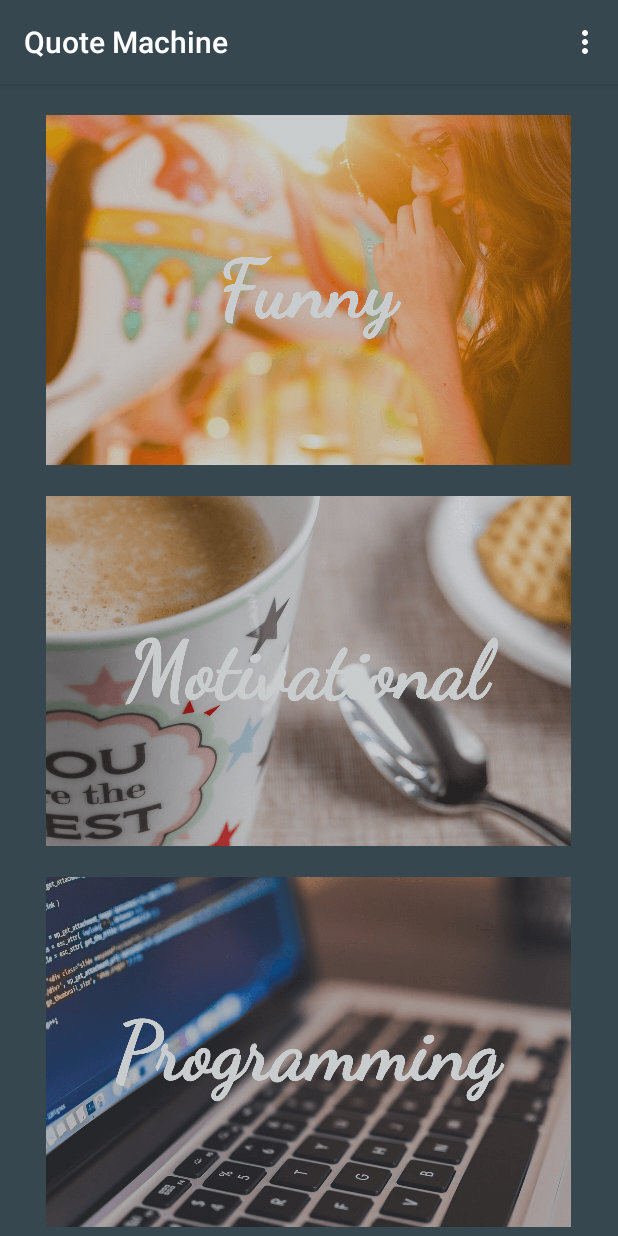
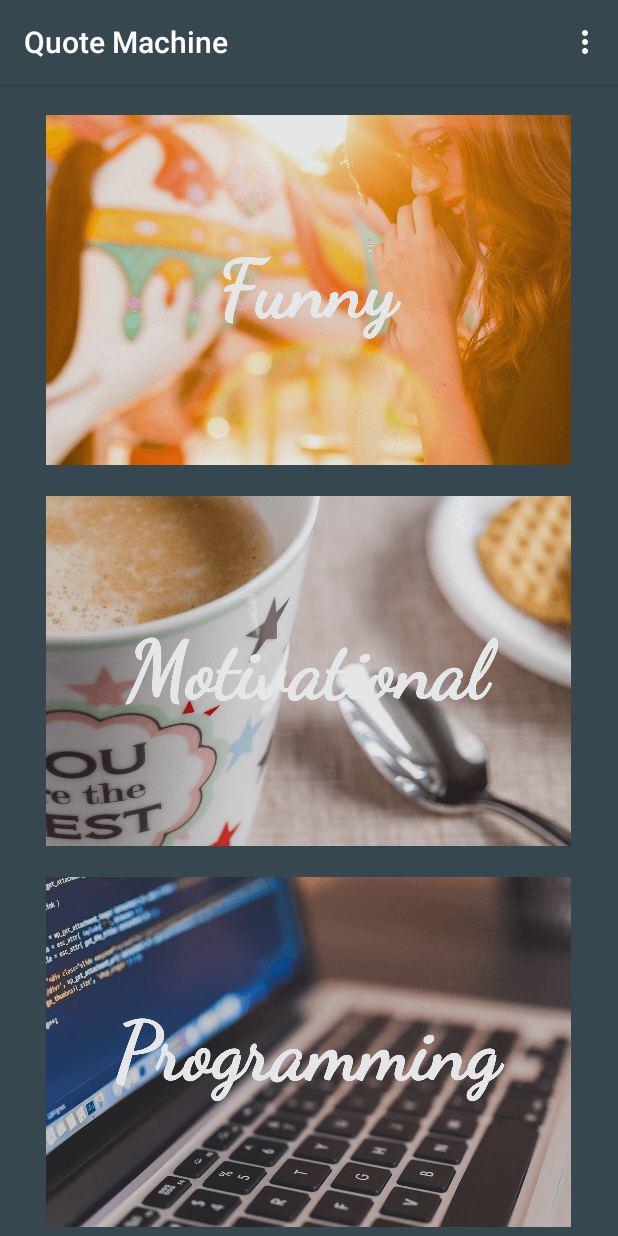
Before and after one commit to AbhayKV04/android-quote-machine, an Android app: the MainActivity screen opened directly, with no data from a screen before it, in the options menu, after a tap on "Dark Theme", on a phone screen of 412 x 824 dp. Run offline under Robolectric (Android 15) with nearby library versions, the phone set to English and light mode, and no system bars.

Commit message:
Add funny-quotes-name-change tweak; add color filter to images

```diff
--- a/app/src/main/java/abhaykv04/quotemachine/MainActivity.java
+++ b/app/src/main/java/abhaykv04/quotemachine/MainActivity.java
@@ -1,26 +1,32 @@
 package abhaykv04.quotemachine;
 
+import android.content.DialogInterface;
 import android.content.Intent;
 import android.graphics.Color;
 import android.support.v4.content.ContextCompat;
+import android.support.v7.app.AlertDialog;
 import android.support.v7.app.AppCompatActivity;
 import android.os.Bundle;
+import android.text.InputType;
 import android.view.Menu;
 import android.view.MenuItem;
 import android.view.View;
+import android.widget.EditText;
 import android.widget.ImageButton;
+import android.widget.LinearLayout;
 
 public class MainActivity extends AppCompatActivity {
 
     ImageButton funnyButton, motiButton, progButton, randButton, startButton;
-    private int themeId = 0;
+    private int themeId = 1;
+    private String first = "Chuck", last = "Norris";
 
     @Override
     protected void onCreate(Bundle savedInstanceState) {
         super.onCreate(savedInstanceState);
         setContentView(R.layout.activity_main);
 
-        getWindow().getDecorView().setBackgroundColor(ContextCompat.getColor(MainActivity.this, R.color.mainDark));
+        getWindow().getDecorView().setBackgroundColor(ContextCompat.getColor(MainActivity.this, R.color.colorPrimary));
 
         /**
          * Intent ID Guide
@@ -72,7 +78,7 @@ public class MainActivity extends AppCompatActivity {
             public void onClick(View view) {
                 intent.putExtra("id", 4);
                 intent.putExtra("themeId", themeId);
-                intent.putExtra("url", "http://api.icndb.com/jokes/random?firstName=Chuck&lastName=Norris&limitTo=[nerdy]&escape=javascript");
+                intent.putExtra("url", "http://api.icndb.com/jokes/random?firstName=" + first + "&lastName=" + last + "&limitTo=[nerdy]&escape=javascript");
                 startActivity(intent);
             }
         });
@@ -88,11 +94,11 @@ public class MainActivity extends AppCompatActivity {
             }
         });
 
-        funnyButton.setColorFilter(Color.argb(63, 38, 50, 56));
-        motiButton.setColorFilter(Color.argb(63, 38, 50, 56));
-        progButton.setColorFilter(Color.argb(63, 38, 50, 56));
-        randButton.setColorFilter(Color.argb(63, 38, 50, 56));
-        startButton.setColorFilter(Color.argb(63, 38, 50, 56));
+        funnyButton.setColorFilter(Color.argb(31, 38, 50, 56));
+        motiButton.setColorFilter(Color.argb(31, 38, 50, 56));
+        progButton.setColorFilter(Color.argb(31, 38, 50, 56));
+        randButton.setColorFilter(Color.argb(31, 38, 50, 56));
+        startButton.setColorFilter(Color.argb(31, 38, 50, 56));
     }
 
     @Override
@@ -110,22 +116,91 @@ public class MainActivity extends AppCompatActivity {
 
             case R.id.lightTheme:
                 themeId = 0;
-                getWindow().getDecorView().setBackgroundColor(ContextCompat.getColor(MainActivity.this, R.color.mainLight));
-                funnyButton.setColorFilter(Color.argb(0, 0, 0, 0));
-                motiButton.setColorFilter(Color.argb(0, 0, 0, 0));
-                progButton.setColorFilter(Color.argb(0, 0, 0, 0));
-                randButton.setColorFilter(Color.argb(0, 0, 0, 0));
-                startButton.setColorFilter(Color.argb(0, 0, 0, 0));
+                getWindow().getDecorView().setBackgroundColor(ContextCompat.getColor(MainActivity.this, R.color.colorAccent));
+                funnyButton.setColorFilter(Color.argb(31, 236, 239, 241));
+                motiButton.setColorFilter(Color.argb(31, 236, 239, 241));
+                progButton.setColorFilter(Color.argb(31, 236, 239, 241));
+                randButton.setColorFilter(Color.argb(31, 236, 239, 241));
+                startButton.setColorFilter(Color.argb(31, 236, 239, 241));
                 return true;
 
             case R.id.darkTheme:
                 themeId = 1;
-                getWindow().getDecorView().setBackgroundColor(ContextCompat.getColor(MainActivity.this, R.color.mainDark));
-                funnyButton.setColorFilter(Color.argb(63, 38, 50, 56));
-                motiButton.setColorFilter(Color.argb(63, 38, 50, 56));
-                progButton.setColorFilter(Color.argb(63, 38, 50, 56));
-                randButton.setColorFilter(Color.argb(63, 38, 50, 56));
-                startButton.setColorFilter(Color.argb(63, 38, 50, 56));
+                getWindow().getDecorView().setBackgroundColor(ContextCompat.getColor(MainActivity.this, R.color.colorPrimary));
+                funnyButton.setColorFilter(Color.argb(31, 38, 50, 56));
+                motiButton.setColorFilter(Color.argb(31, 38, 50, 56));
+                progButton.setColorFilter(Color.argb(31, 38, 50, 56));
+                randButton.setColorFilter(Color.argb(31, 38, 50, 56));
+                startButton.setColorFilter(Color.argb(31, 38, 50, 56));
+                return true;
+
+            case R.id.tweak:
+                AlertDialog.Builder builder = new AlertDialog.Builder(MainActivity.this, R.style.AppTheme_Dark);
+                builder.setTitle("Funny Quotes Tweak");
+                builder.setMessage("You can replace the default name in funny quotes with yours!");
+
+                // Set up the input
+                final EditText firstName = new EditText(MainActivity.this);
+                final EditText lastName = new EditText(MainActivity.this);
+
+                // Set up layout
+                LinearLayout layout = new LinearLayout(MainActivity.this);
+                layout.setOrientation(LinearLayout.VERTICAL);
+
+                // Specify the type of input
+                firstName.setInputType(InputType.TYPE_CLASS_TEXT);
+                firstName.setHint("First Name");
+                firstName.setTextColor(ContextCompat.getColor(MainActivity.this, R.color.colorAccent));
+                firstName.setHintTextColor(ContextCompat.getColor(MainActivity.this, R.color.colorHint));
+
+                lastName.setInputType(InputType.TYPE_CLASS_TEXT);
+                lastName.setHint("Last Name");
+                lastName.setTextColor(ContextCompat.getColor(MainActivity.this, R.color.colorAccent));
+                lastName.setHintTextColor(ContextCompat.getColor(MainActivity.this, R.color.colorHint));
+
+                // add fields to layout
+                layout.addView(firstName);
+                layout.addView(lastName);
+
+                // set layout view in dialog
+                builder.setView(layout);
+
+                // Set up the buttons
+                builder.setPositiveButton("Done", new DialogInterface.OnClickListener() {
+                    @Override
+                    public void onClick(DialogInterface dialog, int which) {
+                        if (firstName.getText().toString().isEmpty()) {
+                            first = "Chuck";
+                        } else {
+                            first = firstName.getText().toString();
+                        }
+
+                        if (lastName.getText().toString().isEmpty()) {
+                            last = "Norris";
+                        } else {
+                            last = lastName.getText().toString();
+                        }
+                    }
+                });
+
+                builder.setNeutralButton("Default", new DialogInterface.OnClickListener() {
+                    @Override
+                    public void onClick(DialogInterface dialog, int which) {
+                        first = "Chuck";
+                        last = "Norris";
+                    }
+                });
+
+                builder.setNegativeButton("Cancel", new DialogInterface.OnClickListener() {
+                    @Override
+                    public void onClick(DialogInterface dialog, int which) {
+                        if (dialog != null) {
+                            dialog.cancel();
+                        }
+                    }
+                });
+
+                builder.show();
                 return true;
 
             case R.id.exit:
--- a/app/src/main/java/abhaykv04/quotemachine/QuoteActivity.java
+++ b/app/src/main/java/abhaykv04/quotemachine/QuoteActivity.java
@@ -24,8 +24,8 @@ public class QuoteActivity extends AppCompatActivity implements GestureDetector.
     private TextView quote, author, newText;
     private String quoteString = "Check your internet connection!";
     private String authorString = "";
-    private String[] primaryColors = {"#C62828", "#AD1457", "#6A1B9A", "#4527A0", "#283593", "#1565C0", "#0277BD", "#00838F", "#00695C", "#2E7D32", "#558B2F", "#9E9D24", "#F9A825", "#FF8F00", "#EF6C00", "#D84315"};
-    private String[] accentColors = {"#FFCDD2", "#F8BBD0", "#E1BEE7", "#D1C4E9", "#C5CAE9", "#BBDEFB", "#B3E5FC", "#B2EBF2", "#B2DFDB", "#C8E6C9", "#DCEDC8", "#F0F4C3", "#FFF9C4", "#FFECB3", "#FFE0B2", "#FFCCBC"};
+    private String[] primaryColors = {"#C62828", "#AD1457", "#6A1B9A", "#4527A0", "#283593", "#1565C0", "#0277BD", "#00838F", "#00695C", "#2E7D32", "#558B2F", "#9E9D24", "#F9A825", "#FF8F00", "#EF6C00", "#D84315", "#4E342E"};
+    private String[] accentColors = {"#FFCDD2", "#F8BBD0", "#E1BEE7", "#D1C4E9", "#C5CAE9", "#BBDEFB", "#B3E5FC", "#B2EBF2", "#B2DFDB", "#C8E6C9", "#DCEDC8", "#F0F4C3", "#FFF9C4", "#FFECB3", "#FFE0B2", "#FFCCBC", "#D7CCC8"};
 
     GestureDetector gestureDetector;
 
@@ -39,8 +39,8 @@ public class QuoteActivity extends AppCompatActivity implements GestureDetector.
         author = (TextView) findViewById(R.id.author);
         newText = (TextView) findViewById(R.id.newText);
 
-        getWindow().getDecorView().setBackgroundColor(ContextCompat.getColor(QuoteActivity.this, R.color.mainDark));
-        newText.setTextColor(ContextCompat.getColor(QuoteActivity.this, R.color.mainLight));
+        getWindow().getDecorView().setBackgroundColor(ContextCompat.getColor(QuoteActivity.this, R.color.colorPrimary));
+        newText.setTextColor(ContextCompat.getColor(QuoteActivity.this, R.color.colorAccent));
 
         new GetQuote().execute();
     }
@@ -173,12 +173,12 @@ public class QuoteActivity extends AppCompatActivity implements GestureDetector.
                 quote.setTextColor(Color.parseColor(randomAccent));
                 author.setTextColor(Color.parseColor(randomAccent));
             } else if (themeId == 1) {
-                getWindow().getDecorView().setBackgroundColor(ContextCompat.getColor(QuoteActivity.this, R.color.mainDark));
+                getWindow().getDecorView().setBackgroundColor(ContextCompat.getColor(QuoteActivity.this, R.color.colorPrimary));
                 quote.setTextColor(ContextCompat.getColor(QuoteActivity.this, R.color.colorAccent));
                 author.setTextColor(ContextCompat.getColor(QuoteActivity.this, R.color.colorAccent));
             }
 
-            newText.setTextColor(ContextCompat.getColor(QuoteActivity.this, R.color.mainLight));
+            newText.setTextColor(ContextCompat.getColor(QuoteActivity.this, R.color.colorAccent));
             quote.setText("\"" + quoteString + "\"");
             author.setText(authorString);
             newText.setText("New");
--- a/app/src/main/res/drawable/border.xml
+++ b/app/src/main/res/drawable/border.xml
@@ -4,7 +4,7 @@
     <!-- View border color and width -->
     <stroke
         android:width="1dp"
-        android:color="@color/mainLight" >
+        android:color="@color/colorAccent" >
     </stroke>
 
     <!-- The radius makes the corners rounded -->
--- a/app/src/main/res/layout/activity_welcome.xml
+++ b/app/src/main/res/layout/activity_welcome.xml
@@ -39,7 +39,7 @@
         android:padding="10sp"
         android:text="Home"
         android:textSize="20sp"
-        android:textColor="@color/mainLight"
+        android:textColor="@color/colorAccent"
         android:textAlignment="center"
         android:textStyle="bold"
         android:background="@drawable/border"
--- a/app/src/main/res/menu/main_menu.xml
+++ b/app/src/main/res/menu/main_menu.xml
@@ -10,6 +10,10 @@
         android:title="Dark Theme"/>
 
     <item
+        android:id="@+id/tweak"
+        android:title="Tweak"/>
+
+    <item
         android:id="@+id/exit"
         android:title="Exit"/>
 
--- a/app/src/main/res/values/colors.xml
+++ b/app/src/main/res/values/colors.xml
@@ -3,11 +3,8 @@
 
     <!-- Base colors -->
     <color name="colorPrimary">#37474f</color>
-    <color name="colorPrimaryDark">#37474f</color>
-    <color name="colorAccent">#cfd8dc</color>
-
-    <!-- Main Activity color -->
-    <color name="mainDark">#37474f</color>
-    <color name="mainLight">#f5f5f5</color>
+    <color name="colorPrimaryDark">#263238</color>
+    <color name="colorAccent">#eceff1</color>
+    <color name="colorHint">#b0bec5</color>
 
 </resources>
--- a/app/src/main/res/values/styles.xml
+++ b/app/src/main/res/values/styles.xml
@@ -16,4 +16,11 @@
         <item name="android:windowContentOverlay">@null</item>
     </style>
 
+    <!-- Dark dialog and menu theme -->
+    <style name="AppTheme.Dark" parent="Theme.AppCompat.DayNight.Dialog.Alert">
+        <item name="colorAccent">@color/colorAccent</item>
+        <item name="android:textColorPrimary">@color/colorAccent</item>
+        <item name="android:background">@color/colorPrimary</item>
+    </style>
+
 </resources>
```
